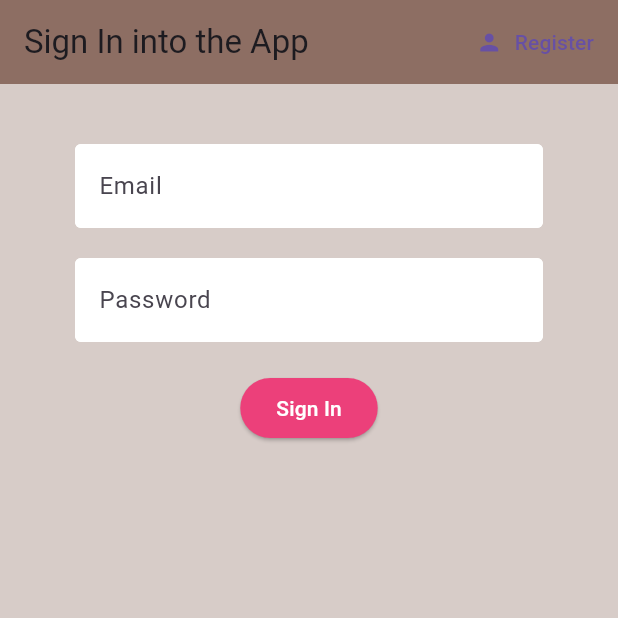
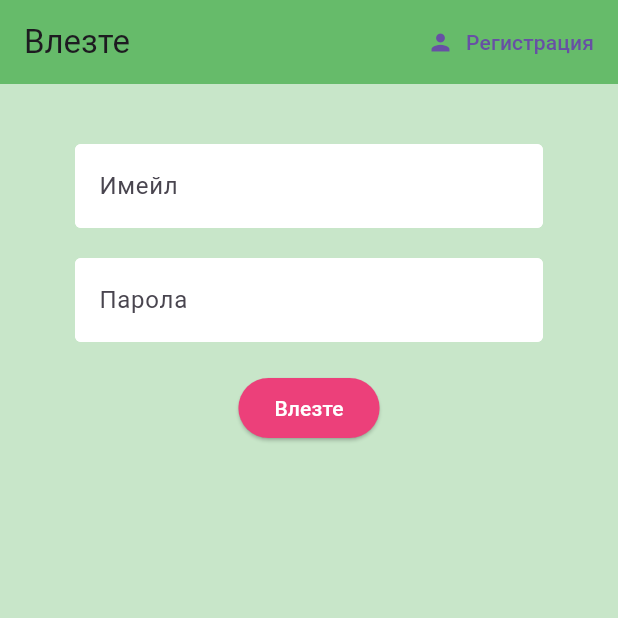
Before and after one commit to ZvezdiPro/Volunteer-Varna, a Flutter app: the screen it shows after launch, on a phone screen of 412 x 824 dp, the top half of it. Run offline on Flutter 3.47's test engine with Material 3 defaults, Android fonts, the phone set to English and light mode, and no system bars; our stand-ins replace firebase_auth, firebase_core; accounts and stored records are empty.

Commit message:
Changed colour scheme and messages

```diff
--- a/lib/screens/authenticate/register.dart
+++ b/lib/screens/authenticate/register.dart
@@ -25,15 +25,15 @@ class _RegisterState extends State<Register> {
   @override
   Widget build(BuildContext context) {
     return Scaffold(
-      backgroundColor: Colors.brown[100],
+      backgroundColor: Colors.green[100],
       appBar: AppBar(
-        backgroundColor: Colors.brown[400],
+        backgroundColor: Colors.green[400],
         elevation: 0.0,
-        title: const Text('Register into the App'),
+        title: const Text('Регистрация'),
         actions: <Widget>[
           TextButton.icon(
             icon: Icon(Icons.person),
-            label: Text('Sign In'),
+            label: Text('Влезте'),
             onPressed: () {
               // Toggle to register view
               widget.toggleView();
@@ -49,8 +49,8 @@ class _RegisterState extends State<Register> {
             children: <Widget>[
               SizedBox(height: 20.0),
               TextFormField(
-                decoration: textInputDecoration.copyWith(hintText: 'Email'),
-                validator: (val) => val!.isEmpty ? 'Enter an email' : null,
+                decoration: textInputDecoration.copyWith(hintText: 'Имейл'),
+                validator: (val) => val!.isEmpty ? 'Моля въведете имейл' : null,
                 onChanged: (val) {
                   // Handle email input change
                   setState(() {
@@ -60,9 +60,9 @@ class _RegisterState extends State<Register> {
               ),
               SizedBox(height: 20.0),
               TextFormField(
-                decoration: textInputDecoration.copyWith(hintText: 'Password'),
+                decoration: textInputDecoration.copyWith(hintText: 'Парола'),
                 obscureText: true,
-                validator: (val) => val!.length < 6 ? 'Enter a pass with 6+ chars' : null,
+                validator: (val) => val!.length < 6 ? 'Въведете парола с най-малко 6 знака' : null,
                 onChanged: (val) {
                   // Handle password input change
                   setState(() {
@@ -76,7 +76,7 @@ class _RegisterState extends State<Register> {
                   backgroundColor: Colors.pink[400],
                   foregroundColor: Colors.white,
                 ),
-                child: Text('Register'),
+                child: Text('Регистрация'),
                 onPressed: () async {
                   // Handle sign-in button press
                   if (_formKey.currentState!.validate()) {
@@ -84,7 +84,7 @@ class _RegisterState extends State<Register> {
                     dynamic result = await _auth.registerWithEmailAndPassword(email, password);
                     if (result == null) {
                       setState(() {
-                        error = 'Please supply a valid email';
+                        error = 'Моля въведете валиден имейл адрес';
                         loading = false;
                       });
                     }
@@ -98,7 +98,6 @@ class _RegisterState extends State<Register> {
                 style: TextStyle(color: Colors.red, fontSize: 14.0),
               ),
 
-
             ],
           )
         ),
--- a/lib/screens/authenticate/sign-in.dart
+++ b/lib/screens/authenticate/sign-in.dart
@@ -26,15 +26,15 @@ class _SignInState extends State<SignIn> {
   @override
   Widget build(BuildContext context) {
     return Scaffold(
-      backgroundColor: Colors.brown[100],
+      backgroundColor: Colors.green[100],
       appBar: AppBar(
-        backgroundColor: Colors.brown[400],
+        backgroundColor: Colors.green[400],
         elevation: 0.0,
-        title: const Text('Sign In into the App'),
+        title: const Text('Влезте'),
         actions: <Widget>[
           TextButton.icon(
             icon: Icon(Icons.person),
-            label: Text('Register'),
+            label: Text('Регистрация'),
             onPressed: () {
               // Toggle to register view
               widget.toggleView();
@@ -50,8 +50,8 @@ class _SignInState extends State<SignIn> {
             children: <Widget>[
               SizedBox(height: 20.0),
               TextFormField(
-                decoration: textInputDecoration.copyWith(hintText: 'Email'),
-                validator: (val) => val!.isEmpty ? 'Enter an email' : null,
+                decoration: textInputDecoration.copyWith(hintText: 'Имейл'),
+                validator: (val) => val!.isEmpty ? 'Моля, въведете имейл' : null,
                 onChanged: (val) {
                   // Handle email input change
                   setState(() {
@@ -61,9 +61,9 @@ class _SignInState extends State<SignIn> {
               ),
               SizedBox(height: 20.0),
               TextFormField(
-                decoration: textInputDecoration.copyWith(hintText: 'Password'),
+                decoration: textInputDecoration.copyWith(hintText: 'Парола'),
                 obscureText: true,
-                validator: (val) => val!.length < 6 ? 'Enter a pass with 6+ chars' : null,
+                validator: (val) => val!.length < 6 ? 'Въведете парола с най-малко 6 знака' : null,
                 onChanged: (val) {
                   // Handle password input change
                   setState(() {
@@ -77,14 +77,14 @@ class _SignInState extends State<SignIn> {
                   backgroundColor: Colors.pink[400],
                   foregroundColor: Colors.white,
                 ),
-                child: Text('Sign In'),
+                child: Text('Влезте'),
                 onPressed: () async {
                   if (_formKey.currentState!.validate()) {
                     setState(() => loading = true);
                     dynamic result = await _auth.signInWithEmailAndPassword(email, password);
                     if (result == null) {
                       setState(() {
-                        error = 'Could not sign in with those credentials';
+                        error = 'Настъпи грешка при влизането';
                         loading = false;
                       });
                     }
```
Also changed, not shown: lib/screens/main/main_page.dart (+7 -7 lines).
